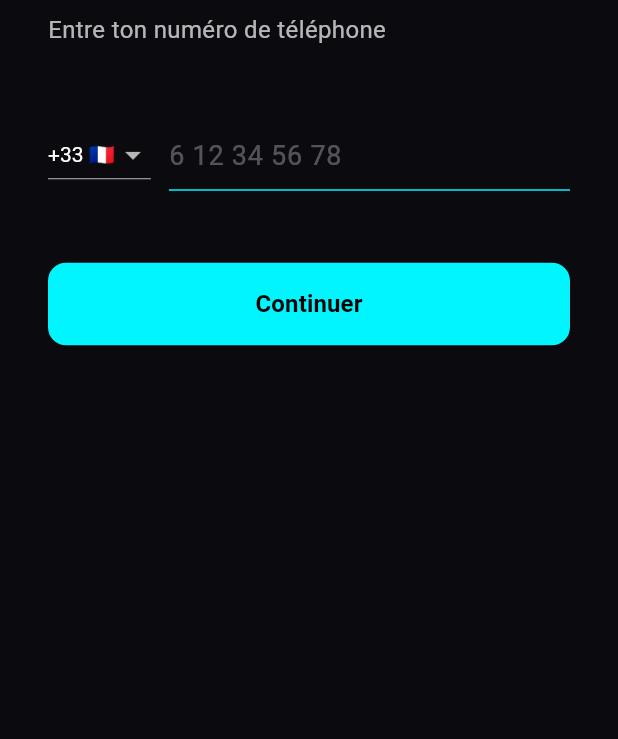
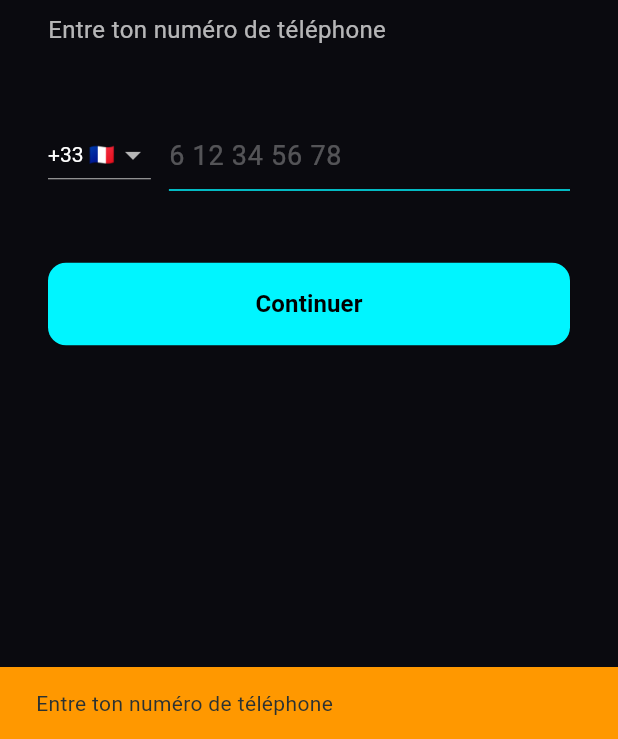
Before and after one commit to TheDEMON78/Bloop_messenger, a Flutter app: the screen it shows after launch, after a tap on "Continuer", on a phone screen of 412 x 824 dp, the part 497-1236 px from its top. Run offline on Flutter 3.47's test engine with Material 3 defaults, Android fonts, the phone set to English and light mode, and no system bars; our stand-ins replace cloud_firestore, firebase_auth, firebase_core, firebase_messaging, flutter_local_notifications; accounts and stored records are empty.

Commit message:
fix: resolve AuthProvider name conflict and phone screen race condition
- profile_screen.dart: hide Firebase's AuthProvider from firebase_auth import
  to resolve ambiguity with our AuthProvider class
- phone_screen.dart: use addListener pattern so navigation fires from state
  changes instead of checking state right after sendOtp (async race condition);
  also strip spaces and leading 0 from phone number input

```diff
--- a/lib/screens/auth/phone_screen.dart
+++ b/lib/screens/auth/phone_screen.dart
@@ -15,26 +15,65 @@ class _PhoneScreenState extends State<PhoneScreen> {
   String _countryCode = '+33';
 
   @override
+  void initState() {
+    super.initState();
+    WidgetsBinding.instance.addPostFrameCallback((_) {
+      context.read<AuthProvider>().addListener(_onAuthStateChange);
+    });
+  }
+
+  @override
   void dispose() {
+    // Remove listener safely
+    try {
+      context.read<AuthProvider>().removeListener(_onAuthStateChange);
+    } catch (_) {}
     _phoneCtrl.dispose();
     super.dispose();
   }
 
+  void _onAuthStateChange() {
+    if (!mounted) return;
+    final auth = context.read<AuthProvider>();
+    if (auth.state == AuthState.otpSent) {
+      final phone = '$_countryCode${_cleanPhone(_phoneCtrl.text)}';
+      Navigator.push(
+        context,
+        MaterialPageRoute(builder: (_) => OtpScreen(phone: phone)),
+      );
+    } else if (auth.state == AuthState.error) {
+      ScaffoldMessenger.of(context).showSnackBar(
+        SnackBar(
+          content: Text(auth.error ?? 'Erreur lors de l\'envoi du code'),
+          backgroundColor: Colors.redAccent,
+          duration: const Duration(seconds: 5),
+        ),
+      );
+    }
+  }
+
+  String _cleanPhone(String input) {
+    // Remove all spaces
+    String digits = input.trim().replaceAll(RegExp(r'\s+'), '');
+    // Remove leading 0 (French numbers: 0612345678 -> 612345678)
+    if (digits.startsWith('0')) digits = digits.substring(1);
+    return digits;
+  }
+
   Future<void> _send() async {
-    final phone = '$_countryCode${_phoneCtrl.text.trim()}';
-    if (phone.length < 8) return;
+    final cleaned = _cleanPhone(_phoneCtrl.text);
+    if (cleaned.isEmpty) {
+      ScaffoldMessenger.of(context).showSnackBar(
+        const SnackBar(
+          content: Text('Entre ton numéro de téléphone'),
+          backgroundColor: Colors.orange,
+        ),
+      );
+      return;
+    }
+    final phone = '$_countryCode$cleaned';
     final auth = context.read<AuthProvider>();
     await auth.sendOtp(phone);
-    if (!mounted) return;
-    if (auth.state == AuthState.otpSent) {
-      Navigator.push(
-          context,
-          MaterialPageRoute(
-              builder: (_) => OtpScreen(phone: phone)));
-    } else if (auth.state == AuthState.error) {
-      ScaffoldMessenger.of(context).showSnackBar(
-          SnackBar(content: Text(auth.error ?? 'Erreur')));
-    }
   }
 
   @override
@@ -88,7 +127,8 @@ class _PhoneScreenState extends State<PhoneScreen> {
                     child: TextField(
                       controller: _phoneCtrl,
                       keyboardType: TextInputType.phone,
-                      style: const TextStyle(color: Colors.white, fontSize: 18),
+                      style:
+                          const TextStyle(color: Colors.white, fontSize: 18),
                       decoration: const InputDecoration(
                         hintText: '6 12 34 56 78',
                         hintStyle: TextStyle(color: Colors.white30),
--- a/lib/screens/profile/profile_screen.dart
+++ b/lib/screens/profile/profile_screen.dart
@@ -1,4 +1,4 @@
-import 'package:firebase_auth/firebase_auth.dart';
+import 'package:firebase_auth/firebase_auth.dart' hide AuthProvider;
 import 'package:flutter/material.dart';
 import 'package:provider/provider.dart';
 import '../../providers/auth_provider.dart';
@@ -40,7 +40,6 @@ class ProfileScreen extends StatelessWidget {
     if (confirm != true) return;
     if (!context.mounted) return;
 
-    // Re-authenticate required by Firebase before delete
     try {
       final user = FirebaseAuth.instance.currentUser!;
       await user.delete();
@@ -90,10 +89,7 @@ class ProfileScreen extends StatelessWidget {
           children: [
             const SizedBox(height: 16),
             Center(
-              child: Stack(
-                alignment: Alignment.bottomRight,
-                children: [
-                  CircleAvatar(
+              child: CircleAvatar(
                 radius: 52,
                 backgroundColor: const Color(0xFF1A1A2E),
                 child: Text(
@@ -106,8 +102,6 @@ class ProfileScreen extends StatelessWidget {
                       color: Color(0xFF00F5FF),
                       fontWeight: FontWeight.bold),
                 ),
-                  ),
-                ],
               ),
             ),
             const SizedBox(height: 16),
```
Lines whose indentation alone changed are shown as unchanged.
